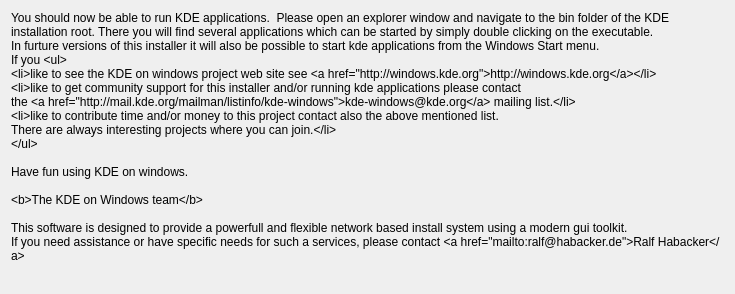
The window that gui/finishpage.ui (KDE/kdewin-installer) describes before a commit, drawn with Qt 5.
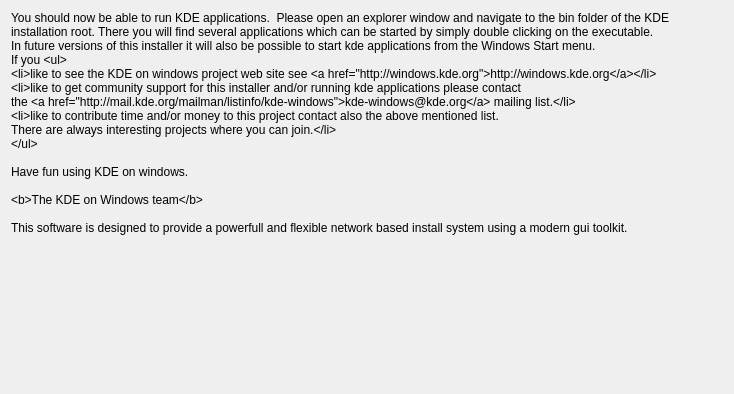
The same window after the commit.

Commit message: - spelling fix - removed last note

```diff
--- a/gui/finishpage.ui
+++ b/gui/finishpage.ui
@@ -5,8 +5,8 @@
    <rect>
     <x>0</x>
     <y>0</y>
-    <width>735</width>
-    <height>294</height>
+    <width>734</width>
+    <height>394</height>
    </rect>
   </property>
   <property name="windowTitle" >
@@ -19,22 +19,21 @@
    <item>
     <widget class="QLabel" name="label" >
      <property name="text" >
-      <string>You should now be able to run KDE applications.  Please open an explorer window and navigate to the bin folder of the KDE installation root. There you will find several applications which can be started by simply double clicking on the executable.&#xd;
-In furture versions of this installer it will also be possible to start kde applications from the Windows Start menu.&#xd;
-If you &lt;ul>&#xd;
-&lt;li>like to see the KDE on windows project web site see &lt;a href=http://windows.kde.org>http://windows.kde.org&lt;/a>&lt;/li>&#xd;
-&lt;li>like to get community support for this installer and/or running kde applications please contact &#xd;
-the &lt;a href=http://mail.kde.org/mailman/listinfo/kde-windows>kde-windows@kde.org&lt;/a> mailing list.&lt;/li>&#xd;
-&lt;li>like to contribute time and/or money to this project contact also the above mentioned list.&#xd;
-There are always interesting projects where you can join.&lt;/li>&#xd;
-&lt;/ul>&#xd;
-&#xd;
-Have fun using KDE on windows.&#xd;
-&#xd;
-&lt;b>The KDE on Windows team&lt;/b>&#xd;
-&#xd;
-This software is designed to provide a powerfull and flexible network based install system using a modern gui toolkit. &#xd;
-If you need assistance or have specific needs for such a services, please contact &lt;a href=mailto:ralf@habacker.de>Ralf Habacker&lt;/a>&#xd;
+      <string>You should now be able to run KDE applications.  Please open an explorer window and navigate to the bin folder of the KDE installation root. There you will find several applications which can be started by simply double clicking on the executable.
+In future versions of this installer it will also be possible to start kde applications from the Windows Start menu.
+If you &lt;ul>
+&lt;li>like to see the KDE on windows project web site see &lt;a href=http://windows.kde.org>http://windows.kde.org&lt;/a>&lt;/li>
+&lt;li>like to get community support for this installer and/or running kde applications please contact 
+the &lt;a href=http://mail.kde.org/mailman/listinfo/kde-windows>kde-windows@kde.org&lt;/a> mailing list.&lt;/li>
+&lt;li>like to contribute time and/or money to this project contact also the above mentioned list.
+There are always interesting projects where you can join.&lt;/li>
+&lt;/ul>
+
+Have fun using KDE on windows.
+
+&lt;b>The KDE on Windows team&lt;/b>
+
+This software is designed to provide a powerfull and flexible network based install system using a modern gui toolkit. 
 </string>
      </property>
      <property name="alignment" >
```
